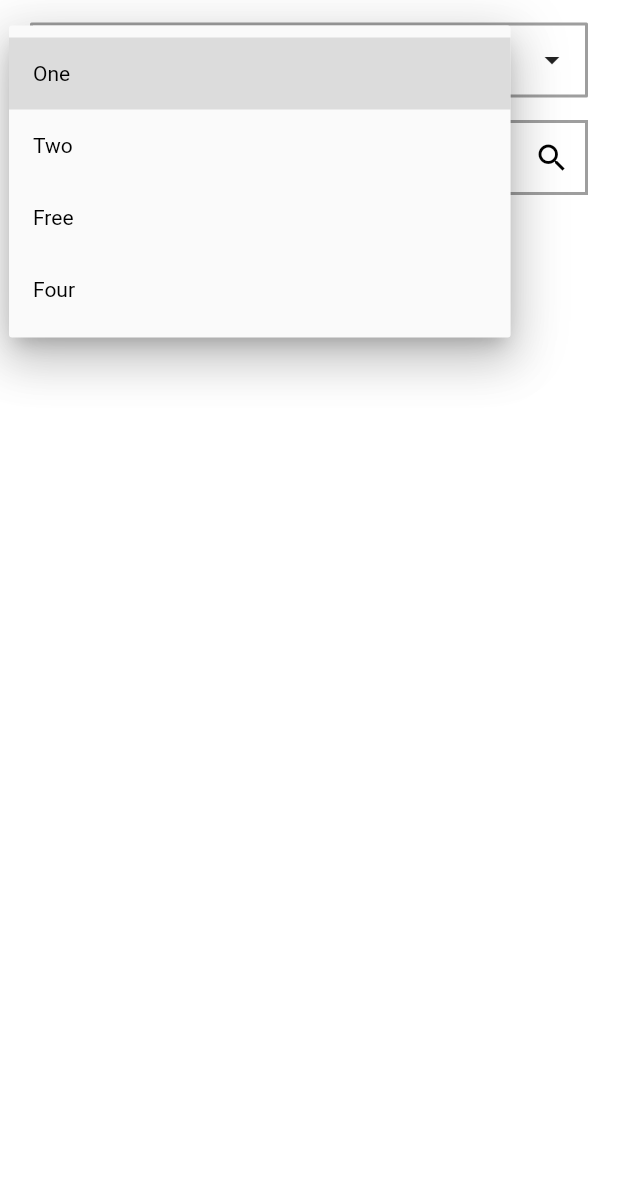
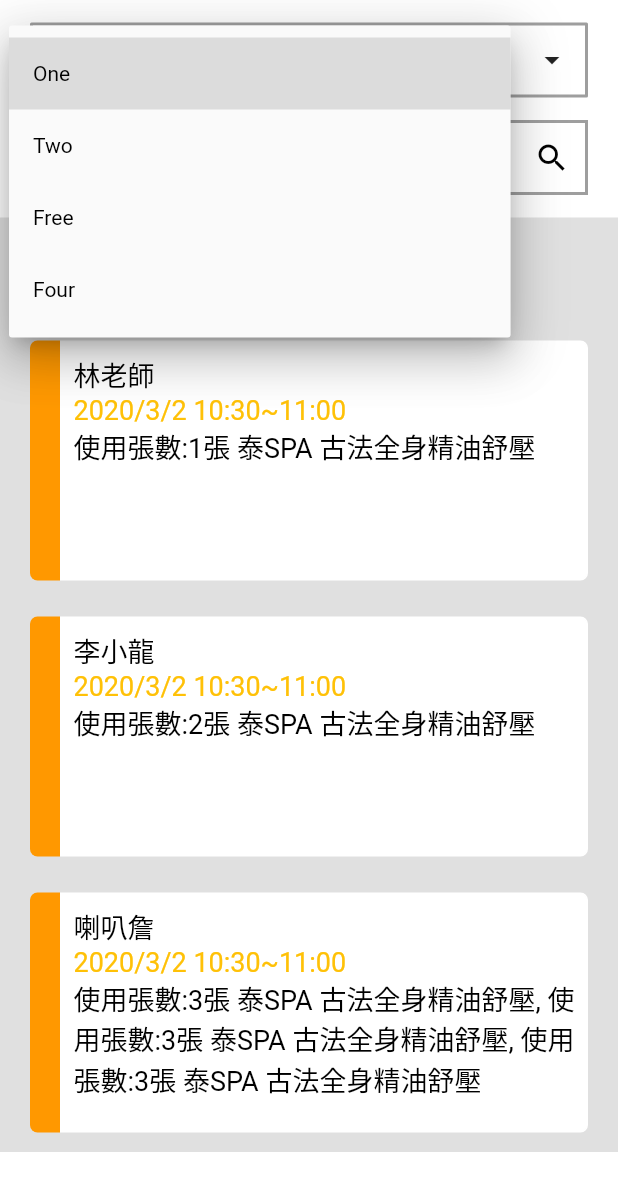
Before and after one commit to WarrenLin/FlutterGomajiStoreWeb, a Flutter app: the screen it shows after launch, after a tap on "依條件搜尋", on a phone screen of 412 x 824 dp. Shown: the top 1191 px of the screen. Run offline on Flutter 3.47's test engine with Material 2 defaults, Android fonts, the light colour scheme and no system bars; our stand-ins replace responsive_builder, table_calendar.

Commit message:
Add reservation mobile view.

```diff
--- a/lib/views/reservation/reservation_mobile.dart
+++ b/lib/views/reservation/reservation_mobile.dart
@@ -1,19 +1,71 @@
-
 import 'package:flutter/material.dart';
+import 'package:flutter_web_demo/widgets/reservation_view/reservation_item_view.dart';
 import 'package:flutter_web_demo/widgets/search_filter/filter_view.dart';
 import 'package:flutter_web_demo/widgets/search_filter/search_view.dart';
 
 class ReservationMobile extends StatelessWidget {
   @override
   Widget build(BuildContext context) {
-    return Padding(
-      padding: const EdgeInsets.fromLTRB(20, 15, 20, 10),
-      child: Column(
-        children: <Widget>[
-          FilterView(width: MediaQuery.of(context).size.width,),
-          SizedBox(height: 15,),
-          SearchView(width: MediaQuery.of(context).size.width,),
-        ],
+    return Container(
+      height:
+          MediaQuery.of(context).size.height - AppBar().preferredSize.height,
+      child: SingleChildScrollView(
+        child: Column(
+          mainAxisSize: MainAxisSize.max,
+          crossAxisAlignment: CrossAxisAlignment.stretch,
+          children: <Widget>[
+            Container(
+              color: Colors.white,
+              child: Padding(
+                padding: const EdgeInsets.fromLTRB(20, 15, 20, 15),
+                child: Column(
+                  children: <Widget>[
+                    FilterView(
+                      width: MediaQuery.of(context).size.width,
+                    ),
+                    SizedBox(
+                      height: 15,
+                    ),
+                    SearchView(
+                      width: MediaQuery.of(context).size.width,
+                    ),
+                  ],
+                ),
+              ),
+            ),
+            Container(
+              width: MediaQuery.of(context).size.width,
+              color: Colors.black12,
+              child: Padding(
+                padding: const EdgeInsets.fromLTRB(20, 20, 20, 0),
+                child: Column(
+                  children: <Widget>[
+                    Text(
+                      "2020/3/2",
+                      style: TextStyle(color: Colors.redAccent, fontSize: 20),
+                    ),
+                    Text(
+                      "總共4筆預約",
+                      style: TextStyle(color: Colors.blueAccent, fontSize: 18),
+                    ),
+                    ReservationItemView(
+                        "林老師", "2020/3/2 10:30~11:00", "使用張數:1張 泰SPA 古法全身精油舒壓"),
+                    ReservationItemView(
+                        "李小龍", "2020/3/2 10:30~11:00", "使用張數:2張 泰SPA 古法全身精油舒壓"),
+                    ReservationItemView("喇叭詹", "2020/3/2 10:30~11:00",
+                        "使用張數:3張 泰SPA 古法全身精油舒壓, 使用張數:3張 泰SPA 古法全身精油舒壓, 使用張數:3張 泰SPA 古法全身精油舒壓"),
+                    ReservationItemView(
+                        "林老師", "2020/3/2 10:30~11:00", "使用張數:1張 泰SPA 古法全身精油舒壓"),
+                    ReservationItemView(
+                        "林老師", "2020/3/2 10:30~11:00", "使用張數:1張 泰SPA 古法全身精油舒壓"),
+                    ReservationItemView("喇叭詹", "2020/3/2 10:30~11:00",
+                        "使用張數:3張 泰SPA 古法全身精油舒壓, 使用張數:3張 泰SPA 古法全身精油舒壓, 使用張數:3張 泰SPA 古法全身精油舒壓"),
+                  ],
+                ),
+              ),
+            )
+          ],
+        ),
       ),
     );
   }
--- /dev/null
+++ b/lib/widgets/reservation_view/reservation_item_mobile.dart
@@ -0,0 +1,73 @@
+import 'package:flutter/cupertino.dart';
+import 'package:flutter/material.dart';
+
+class ReservationItemMobile extends StatelessWidget {
+  final String text, time, name;
+
+  const ReservationItemMobile(this.name, this.time, this.text);
+
+  @override
+  Widget build(BuildContext context) {
+    return Container(
+      margin: EdgeInsets.symmetric(vertical: 12),
+      height: 160,
+      child: Row(
+        children: <Widget>[
+          SizedBox(
+            height: 160,
+            width: 20,
+            child: DecoratedBox(
+              decoration: BoxDecoration(
+                color: Colors.orange,
+                borderRadius: BorderRadius.only(
+                    topLeft: Radius.circular(5),
+                    bottomLeft: Radius.circular(5)),
+              ),
+            ),
+          ),
+          Expanded(
+            child: Container(
+                decoration: BoxDecoration(
+                    color: Colors.white,
+                    borderRadius: BorderRadius.only(
+                        bottomRight: Radius.circular(5),
+                        topRight: Radius.circular(5)),
+                    border: Border.all(color: Colors.white, width: 1.0)),
+                child: Row(
+                  children: <Widget>[
+                    Expanded(
+                        child: Padding(
+                      padding: const EdgeInsets.all(8.0),
+                      child: Container(
+                          alignment: Alignment.topLeft,
+                          child: Column(
+                            crossAxisAlignment: CrossAxisAlignment.start,
+                            children: <Widget>[
+                              Text(
+                                name,
+                                style: TextStyle(
+                                    color: Colors.black, fontSize: 18),
+                              ),
+                              SizedBox(width: 10),
+                              Text(
+                                time,
+                                style: TextStyle(
+                                    color: Colors.amber, fontSize: 18),
+                              ),
+                              SizedBox(width: 10),
+                              Text(
+                                text,
+                                style: TextStyle(
+                                    color: Colors.black, fontSize: 18),
+                              ),
+                            ],
+                          )),
+                    )),
+                  ],
+                )),
+          ),
+        ],
+      ),
+    );
+  }
+}
--- a/lib/widgets/reservation_view/reservation_item_view.dart
+++ b/lib/widgets/reservation_view/reservation_item_view.dart
@@ -1,5 +1,6 @@
 import 'package:flutter/material.dart';
 import 'package:flutter_web_demo/widgets/reservation_view/reservation_item_desktop.dart';
+import 'package:flutter_web_demo/widgets/reservation_view/reservation_item_mobile.dart';
 import 'package:responsive_builder/responsive_builder.dart';
 
 class ReservationItemView extends StatelessWidget {
@@ -10,7 +11,7 @@ class ReservationItemView extends StatelessWidget {
   Widget build(BuildContext context) {
     return ScreenTypeLayout(
       desktop: ReservationItemDesktop(name, time, text),
-      mobile: Text("mobile"),
+      mobile: ReservationItemMobile(name, time, text)
     );
   }
 }
```
Also changed, not shown: 1 other file.
